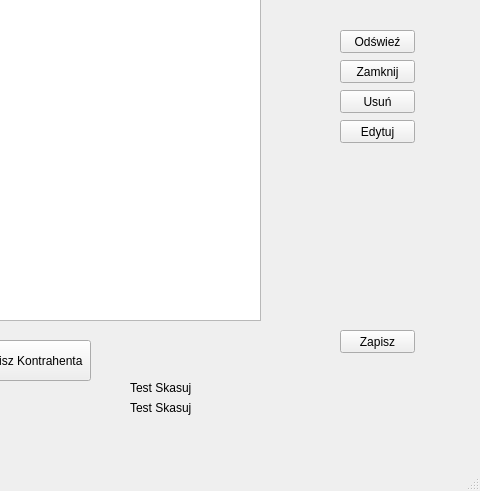
Above: Urzadzenia/urzadzenialista.ui from Astropl/TestRamek before the change; both pictures show x 320 to 800 and y 109 to 600 of the 800 by 600 pixel window. Below: the same form after it.
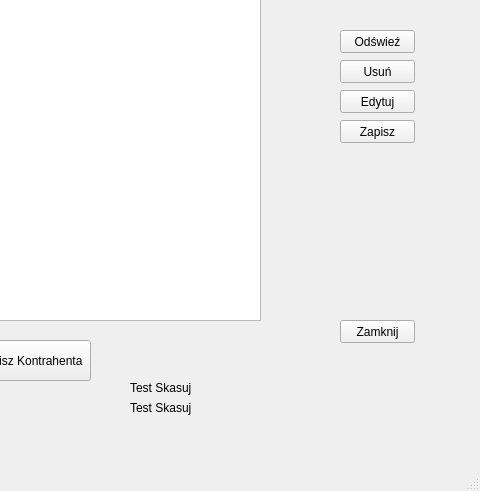
That is the form after the change.

Diff of the .ui file:
```diff
--- a/Urzadzenia/urzadzenialista.ui
+++ b/Urzadzenia/urzadzenialista.ui
@@ -198,7 +198,7 @@
     <property name="geometry">
      <rect>
       <x>660</x>
-      <y>150</y>
+      <y>410</y>
       <width>75</width>
       <height>23</height>
      </rect>
@@ -237,7 +237,7 @@
     <property name="geometry">
      <rect>
       <x>660</x>
-      <y>180</y>
+      <y>150</y>
       <width>75</width>
       <height>23</height>
      </rect>
@@ -250,7 +250,7 @@
     <property name="geometry">
      <rect>
       <x>660</x>
-      <y>210</y>
+      <y>180</y>
       <width>75</width>
       <height>23</height>
      </rect>
@@ -263,7 +263,7 @@
     <property name="geometry">
      <rect>
       <x>660</x>
-      <y>420</y>
+      <y>210</y>
       <width>75</width>
       <height>23</height>
      </rect>
```
